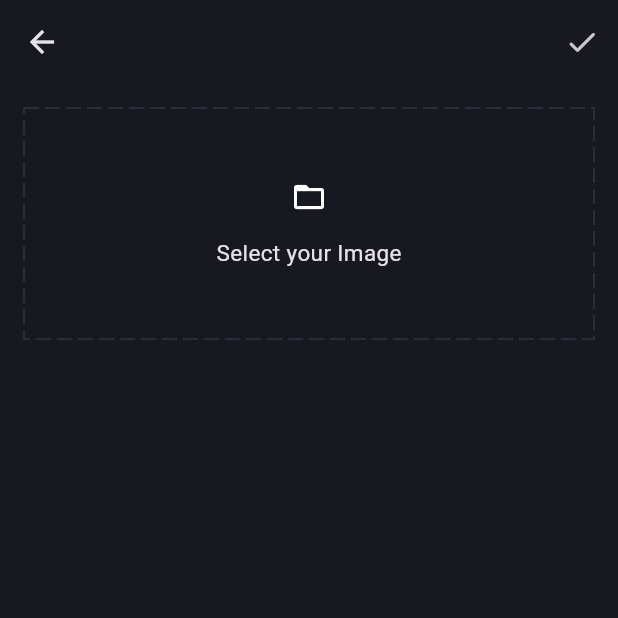
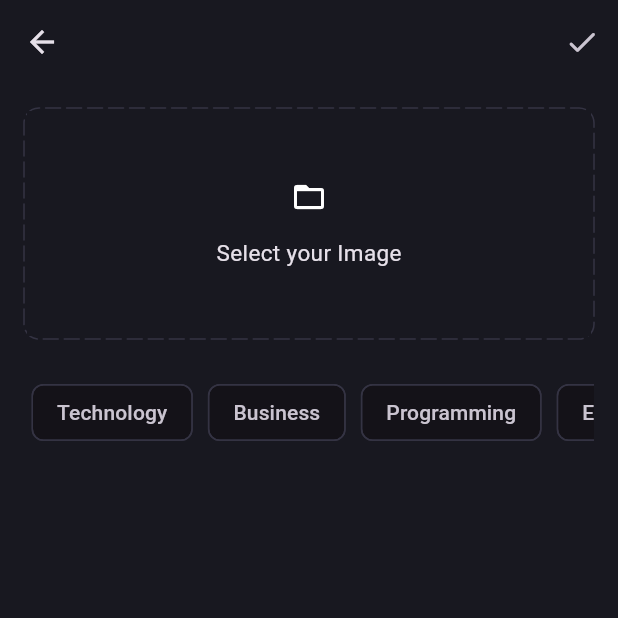
Before and after one commit to samuketema/weblog, a Flutter app: the AddNewBlogPage screen opened directly, on a phone screen of 412 x 824 dp, the top half of it. Run offline on Flutter 3.47's test engine with Material 3 defaults, Android fonts, the phone set to English and light mode, and no system bars; drawn by our look-alikes of dotted_border; our stand-ins replace flutter_bloc, fpdart, get_it, supabase_flutter; accounts and stored records are empty.

Commit message:
new row is added.

```diff
--- a/lib/blog/presentation/pages/add_new_blog_page.dart
+++ b/lib/blog/presentation/pages/add_new_blog_page.dart
@@ -22,8 +22,11 @@ class _AddNewBlogPageState extends State<AddNewBlogPage> {
         child: Column(
           children: [
             DottedBorder(
-              options: RectDottedBorderOptions(
+
+              options: RoundedRectDottedBorderOptions(
+                radius:Radius.circular(10),
                 color: AppPallete.borderColor,
+                strokeCap: StrokeCap.round,
                 dashPattern: [10,4]
               ),
               child: Container(
@@ -40,6 +43,22 @@ class _AddNewBlogPageState extends State<AddNewBlogPage> {
                 ),
               ),
             ),
+            const SizedBox(height: 20,),
+            SingleChildScrollView(
+              scrollDirection: Axis.horizontal,
+              child: Row(
+                children: [
+                  'Technology','Business','Programming','Entertainment',
+                ].map((e)=>Padding(
+                  padding: EdgeInsets.all(5),
+                  child: Chip(label: Text(e),
+                  side: BorderSide(
+                    color: AppPallete.borderColor
+                  ),),
+                ),
+                ).toList(),
+              ),
+            )
           ],
         ),
       ),
```
